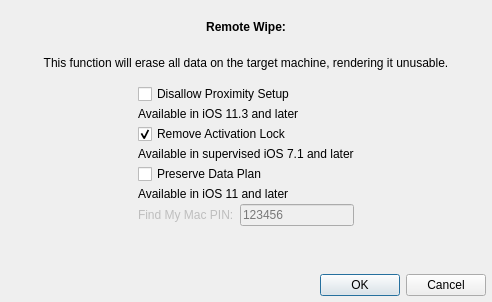
Old version of the form FWAdminLib/RemoteWipeDlg.ui in the repository fw-dev/translations.
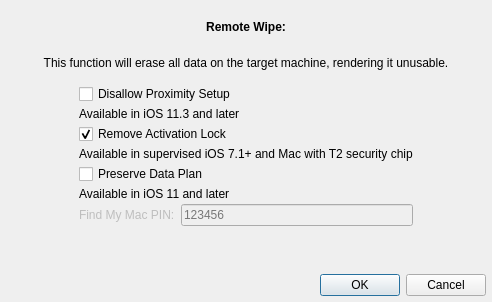
New version of the form.

The edit to the form file:
```diff
--- a/FWAdminLib/RemoteWipeDlg.ui
+++ b/FWAdminLib/RemoteWipeDlg.ui
@@ -119,7 +119,7 @@
          <item>
           <widget class="QLabel" name="lTip_removeAL">
            <property name="text">
-            <string>Available in supervised iOS 7.1 and later</string>
+            <string>&lt;html&gt;&lt;head/&gt;&lt;body&gt;&lt;p&gt;Available in supervised iOS 7.1+ and Mac with T2 security chip&lt;/p&gt;&lt;/body&gt;&lt;/html&gt;</string>
            </property>
           </widget>
          </item>
```
